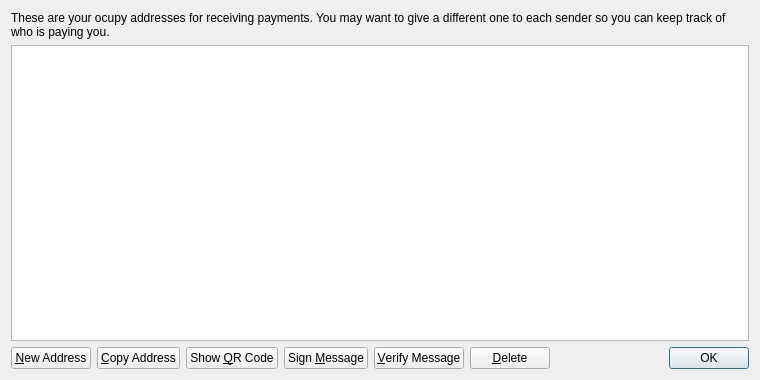
Above: src/qt/forms/addressbookpage.ui from macht1/blitz before the change. Below: the same form after it.
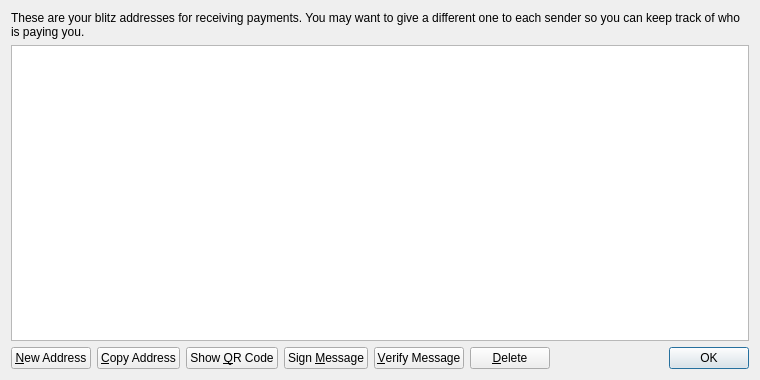
That is the form after the change. Icons and pictures are not drawn.

Commit message: Rebranding from Ocupy to Blitz

The edit to the form file:
```diff
--- a/src/qt/forms/addressbookpage.ui
+++ b/src/qt/forms/addressbookpage.ui
@@ -17,7 +17,7 @@
    <item>
     <widget class="QLabel" name="labelExplanation">
      <property name="text">
-      <string>These are your ocupy addresses for receiving payments. You may want to give a different one to each sender so you can keep track of who is paying you.</string>
+      <string>These are your blitz addresses for receiving payments. You may want to give a different one to each sender so you can keep track of who is paying you.</string>
      </property>
      <property name="textFormat">
       <enum>Qt::PlainText</enum>
```
Left out of the diff: 4 changed lines with no effect on the pictures. The commit also changes 170 other files.
